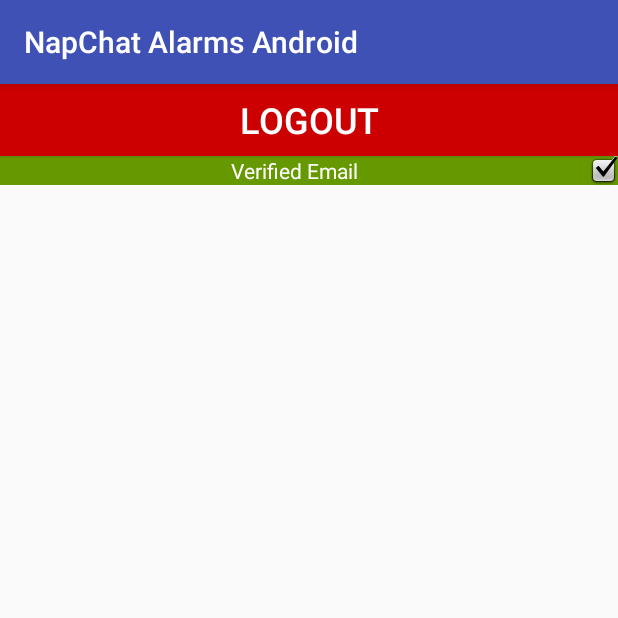
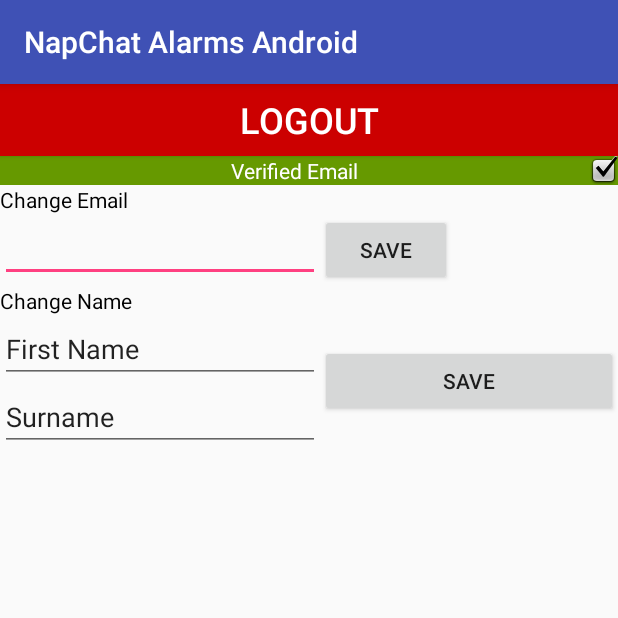
Before and after one commit to bbest31/NCAlarms, an Android app: the OptionsActivity screen opened directly, with no data from a screen before it, on a phone screen of 412 x 824 dp, the top half of it. Run offline under Robolectric (Android 15) with nearby library versions, the phone set to English and light mode, and no system bars; our stand-ins replace Firebase (no records; nobody signed in at launch, a user with empty details on screens opened directly).

Commit message:
Started implementing the ability to change the users email and also display name.

```diff
--- a/NapChatAlarmsAndroid/app/src/main/java/com/napchatalarms/napchatalarmsandroid/OptionsActivity.java
+++ b/NapChatAlarmsAndroid/app/src/main/java/com/napchatalarms/napchatalarmsandroid/OptionsActivity.java
@@ -4,9 +4,11 @@ import android.content.Intent;
 import android.support.annotation.NonNull;
 import android.support.v7.app.AppCompatActivity;
 import android.os.Bundle;
+import android.util.Log;
 import android.view.View;
 import android.widget.Button;
 import android.widget.CheckedTextView;
+import android.widget.EditText;
 import android.widget.Toast;
 
 import com.google.android.gms.tasks.OnCompleteListener;
@@ -18,6 +20,11 @@ public class OptionsActivity extends AppCompatActivity {
 
     public Button logoutButton;
     public Button resendEmailVerificationButton;
+    public Button changeEmailButton;
+    public Button changeNameButton;
+    public EditText changeEmailEditText;
+    public EditText changeFirstNameEditText;
+    public EditText changeSurnameEditText;
     public CheckedTextView verifiedEmailTextView;
 
 
@@ -29,6 +36,11 @@ public class OptionsActivity extends AppCompatActivity {
         logoutButton = (Button)findViewById(R.id.logout_btn);
         resendEmailVerificationButton = (Button)findViewById(R.id.resend_verficiationemail_btn);
         verifiedEmailTextView = (CheckedTextView)findViewById(R.id.verified_email_check);
+        changeEmailButton = (Button)findViewById(R.id.change_email_btn);
+        changeNameButton = (Button)findViewById(R.id.change_name_btn);
+        changeEmailEditText = (EditText)findViewById(R.id.change_email_edittext);
+        changeFirstNameEditText = (EditText)findViewById(R.id.change_firstname_edittext);
+        changeSurnameEditText = (EditText)findViewById(R.id.change_surname_edittext);
     }
     @Override
     protected void onCreate(Bundle savedInstanceState) {
@@ -48,7 +60,7 @@ public class OptionsActivity extends AppCompatActivity {
             resendEmailVerificationButton.setOnClickListener(new View.OnClickListener(){
                 @Override
                 public void onClick(View v){
-                resendVerificaitonEmail();
+                resendVerificationEmail();
                 }
             });
         } else{
@@ -70,7 +82,7 @@ public class OptionsActivity extends AppCompatActivity {
         //finish();
     }
 
-    public void resendVerificaitonEmail(){
+    public void resendVerificationEmail(){
         FirebaseAuth.getInstance().getCurrentUser().sendEmailVerification()
                 .addOnCompleteListener(new OnCompleteListener<Void>() {
                     @Override
@@ -81,4 +93,25 @@ public class OptionsActivity extends AppCompatActivity {
                     }
                 });
     }
+
+    //TODO Finish
+    public void changeUserName(){
+
+    }
+
+    //TODO Finish; Grab entered email.
+    public void changeUserEmail(){
+
+        FirebaseUser user = FirebaseAuth.getInstance().getCurrentUser();
+
+        user.updateEmail("user@example.com")
+                .addOnCompleteListener(new OnCompleteListener<Void>() {
+                    @Override
+                    public void onComplete(@NonNull Task<Void> task) {
+                        if (task.isSuccessful()) {
+                            //Log.d(TAG, "User email address updated.");
+                        }
+                    }
+                });
+    }
 }
--- a/NapChatAlarmsAndroid/app/src/main/res/layout/activity_options.xml
+++ b/NapChatAlarmsAndroid/app/src/main/res/layout/activity_options.xml
@@ -33,4 +33,79 @@
         android:layout_height="wrap_content"
         android:text="@string/Resend" />
 
+    <TextView
+        android:id="@+id/change_email_text"
+        android:layout_width="match_parent"
+        android:layout_height="wrap_content"
+        android:text="@string/change_email"
+        android:textColor="@android:color/black" />
+
+    <LinearLayout
+        android:layout_width="wrap_content"
+        android:layout_height="wrap_content"
+        android:orientation="horizontal">
+
+        <EditText
+            android:id="@+id/change_email_edittext"
+            android:layout_width="wrap_content"
+            android:layout_height="wrap_content"
+            android:layout_weight="1"
+            android:ems="10"
+            android:inputType="textEmailAddress"
+            android:singleLine="true" />
+
+        <Button
+            android:id="@+id/change_email_btn"
+            android:layout_width="wrap_content"
+            android:layout_height="wrap_content"
+            android:layout_weight="1"
+            android:text="@string/Save" />
+    </LinearLayout>
+
+    <TextView
+        android:id="@+id/change_name_text"
+        android:layout_width="match_parent"
+        android:layout_height="wrap_content"
+        android:text="@string/change_name"
+        android:textColor="@android:color/black" />
+
+    <LinearLayout
+        android:layout_width="match_parent"
+        android:layout_height="wrap_content"
+        android:orientation="horizontal">
+
+        <LinearLayout
+            android:layout_width="wrap_content"
+            android:layout_height="wrap_content"
+            android:orientation="vertical">
+
+            <EditText
+                android:id="@+id/change_firstname_edittext"
+                android:layout_width="match_parent"
+                android:layout_height="wrap_content"
+                android:ems="10"
+                android:inputType="textPersonName"
+                android:text="@string/FirstName" />
+
+            <EditText
+                android:id="@+id/change_surname_edittext"
+                android:layout_width="match_parent"
+                android:layout_height="wrap_content"
+                android:ems="10"
+                android:inputType="textPersonName"
+                android:text="@string/SurName" />
+
+        </LinearLayout>
+
+        <Button
+            android:id="@+id/change_name_btn"
+            android:layout_width="wrap_content"
+            android:layout_height="wrap_content"
+            android:layout_marginTop="20dp"
+            android:layout_weight="1"
+            android:text="@string/Save"
+            android:textAlignment="center" />
+
+    </LinearLayout>
+
 </LinearLayout>
--- a/NapChatAlarmsAndroid/app/src/main/res/values/strings.xml
+++ b/NapChatAlarmsAndroid/app/src/main/res/values/strings.xml
@@ -24,6 +24,11 @@
     <string name="Send">Send</string>
     <string name="verified_email">Verified Email</string>
     <string name="Resend">Resend</string>
+    <string name="change_email">Change Email</string>
+    <string name="change_name">Change Name</string>
+    <string name="Save">Save</string>
+    <string name="FirstName">First Name</string>
+    <string name="SurName">Surname</string>
     <string name="title_activity_settings">Settings</string>
 
     <!-- Strings related to Settings -->
```
